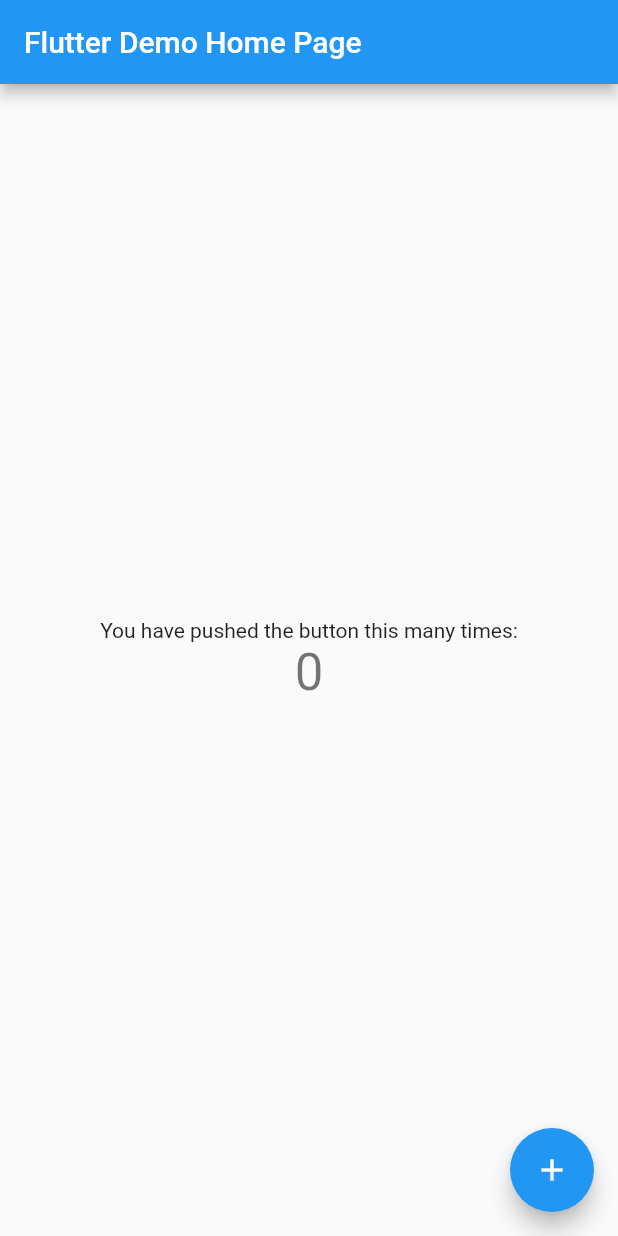
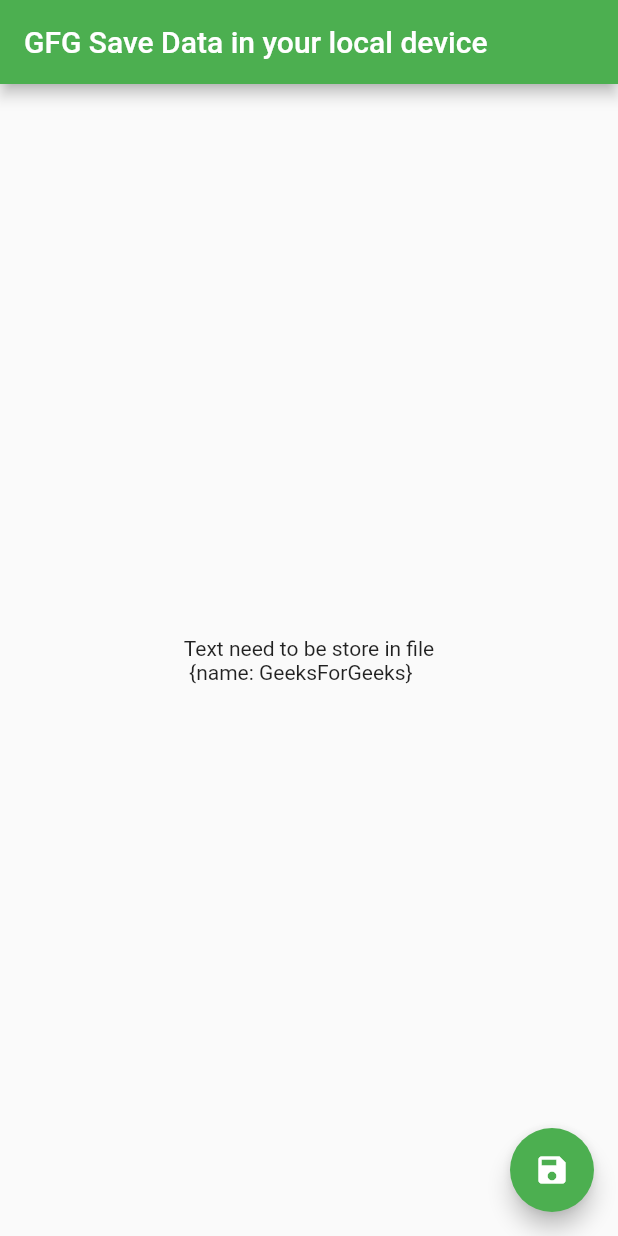
Before and after one commit to flutterwings304/save_file_flutter_template, a Flutter app: the screen it shows after launch, on a phone screen of 412 x 824 dp. Run offline on Flutter 3.47's test engine with Material 2 defaults, Android fonts, the phone set to English and light mode, and no system bars; our stand-ins replace permission_handler.

Commit message:
Save file steps completed

```diff
--- /dev/null
+++ b/lib/constant.dart
@@ -0,0 +1,3 @@
+const myList = {
+  "name":"GeeksForGeeks"
+};
--- a/lib/main.dart
+++ b/lib/main.dart
@@ -1,4 +1,8 @@
+import 'dart:convert';
+
 import 'package:flutter/material.dart';
+import 'package:save_file_flutter_template/constant.dart';
+import 'package:save_file_flutter_template/save_file.dart';
 
 void main() {
   runApp(const MyApp());
@@ -13,16 +17,8 @@
     return MaterialApp(
       title: 'Flutter Demo',
       theme: ThemeData(
-        // This is the theme of your application.
-        //
-        // Try running your application with "flutter run". You'll see the
-        // application has a blue toolbar. Then, without quitting the app, try
-        // changing the primarySwatch below to Colors.green and then invoke
-        // "hot reload" (press "r" in the console where you ran "flutter run",
-        // or simply save your changes to "hot reload" in a Flutter IDE).
-        // Notice that the counter didn't reset back to zero; the application
-        // is not restarted.
-        primarySwatch: Colors.blue,
+
+        primarySwatch: Colors.green,
       ),
       home: const MyHomePage(title: 'Flutter Demo Home Page'),
     );
@@ -32,14 +28,7 @@
 class MyHomePage extends StatefulWidget {
   const MyHomePage({super.key, required this.title});
 
-  // This widget is the home page of your application. It is stateful, meaning
-  // that it has a State object (defined below) that contains fields that affect
-  // how it looks.
 
-  // This class is the configuration for the state. It holds the values (in this
-  // case the title) provided by the parent (in this case the App widget) and
-  // used by the build method of the State. Fields in a Widget subclass are
-  // always marked "final".
 
   final String title;
 
@@ -48,68 +37,32 @@
 }
 
 class _MyHomePageState extends State<MyHomePage> {
-  int _counter = 0;
 
-  void _incrementCounter() {
-    setState(() {
-      // This call to setState tells the Flutter framework that something has
-      // changed in this State, which causes it to rerun the build method below
-      // so that the display can reflect the updated values. If we changed
-      // _counter without calling setState(), then the build method would not be
-      // called again, and so nothing would appear to happen.
-      _counter++;
-    });
-  }
+
 
   @override
   Widget build(BuildContext context) {
-    // This method is rerun every time setState is called, for instance as done
-    // by the _incrementCounter method above.
-    //
-    // The Flutter framework has been optimized to make rerunning build methods
-    // fast, so that you can just rebuild anything that needs updating rather
-    // than having to individually change instances of widgets.
+
     return Scaffold(
       appBar: AppBar(
-        // Here we take the value from the MyHomePage object that was created by
-        // the App.build method, and use it to set our appbar title.
-        title: Text(widget.title),
+
+        title: Text("GFG Save Data in your local device"),
       ),
-      body: Center(
-        // Center is a layout widget. It takes a single child and positions it
-        // in the middle of the parent.
-        child: Column(
-          // Column is also a layout widget. It takes a list of children and
-          // arranges them vertically. By default, it sizes itself to fit its
-          // children horizontally, and tries to be as tall as its parent.
-          //
-          // Invoke "debug painting" (press "p" in the console, choose the
-          // "Toggle Debug Paint" action from the Flutter Inspector in Android
-          // Studio, or the "Toggle Debug Paint" command in Visual Studio Code)
-          // to see the wireframe for each widget.
-          //
-          // Column has various properties to control how it sizes itself and
-          // how it positions its children. Here we use mainAxisAlignment to
-          // center the children vertically; the main axis here is the vertical
-          // axis because Columns are vertical (the cross axis would be
-          // horizontal).
-          mainAxisAlignment: MainAxisAlignment.center,
-          children: <Widget>[
-            const Text(
-              'You have pushed the button this many times:',
-            ),
-            Text(
-              '$_counter',
-              style: Theme.of(context).textTheme.headline4,
-            ),
-          ],
+      body: Padding(
+        padding: const EdgeInsets.all(8.0),
+        child: Center(
+
+          child: Text("Text need to be store in file\n $myList"),
         ),
       ),
       floatingActionButton: FloatingActionButton(
-        onPressed: _incrementCounter,
-        tooltip: 'Increment',
-        child: const Icon(Icons.add),
-      ), // This trailing comma makes auto-formatting nicer for build methods.
+        onPressed: (){
+      FileStorage.writeCounter(
+                     myList.toString(), "geeksforgeeks.txt");
+        },
+        tooltip: 'Save File',
+        child: const Icon(Icons.save),
+      ),
     );
   }
 }
--- a/pubspec.yaml
+++ b/pubspec.yaml
@@ -36,6 +36,9 @@
   # The following adds the Cupertino Icons font to your application.
   # Use with the CupertinoIcons class for iOS style icons.
   cupertino_icons: ^1.0.2
+  path_provider: ^2.0.11
+  permission_handler:
+
 
 dev_dependencies:
   flutter_test:
```
Also changed, not shown: lib/save_file.dart (added, +47 -0 lines), pubspec.lock, 11 other files.
